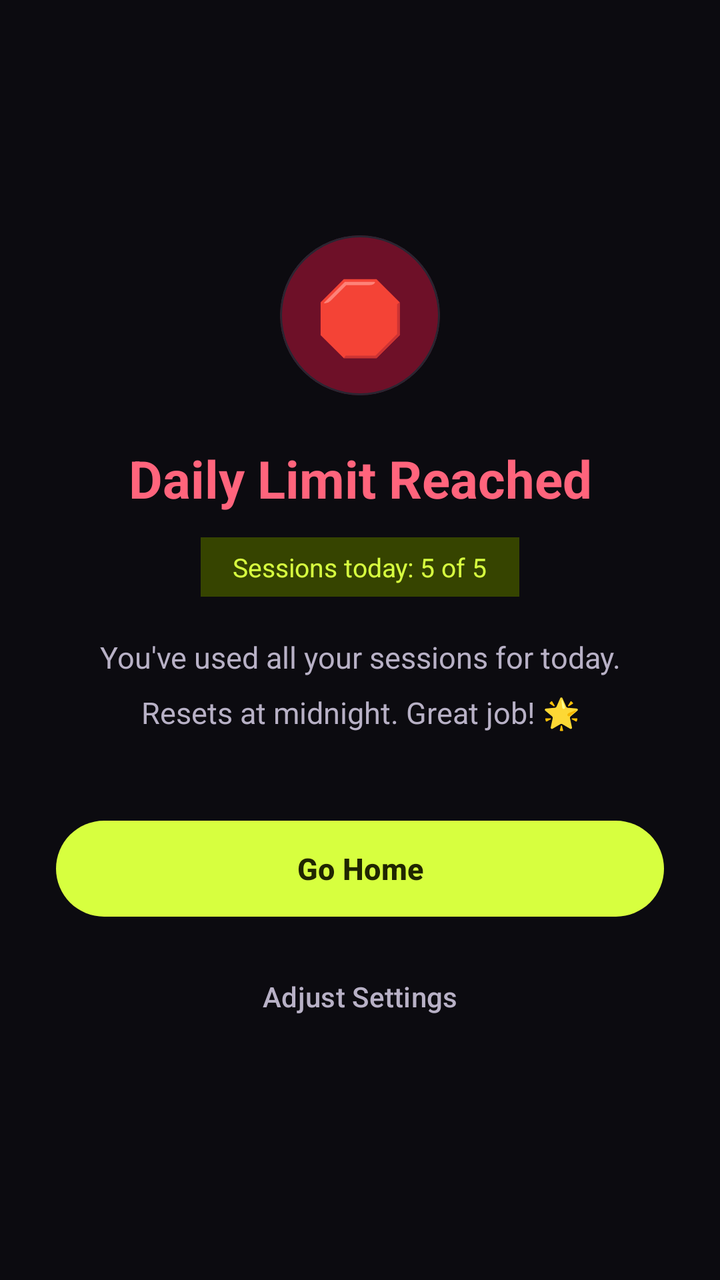
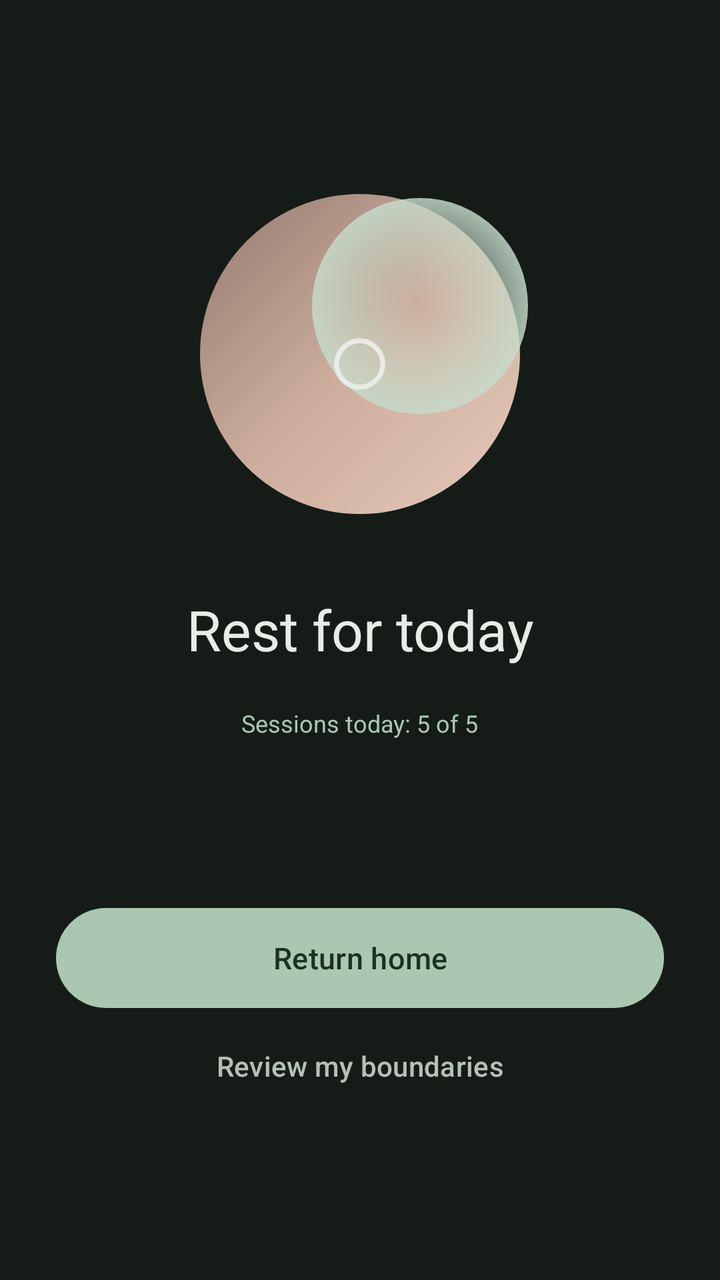

Two renders of the same Android screen: before a commit and after it. Below are the layout's source before the change and the commit's diff.
<!-- AndroidManifest.xml: activity theme Theme.ReelFocus -->
<!-- res/layout/activity_daily_block.xml -->
<?xml version="1.0" encoding="utf-8"?>
<LinearLayout xmlns:android="http://schemas.android.com/apk/res/android"
    xmlns:app="http://schemas.android.com/apk/res-auto"
    android:layout_width="match_parent"
    android:layout_height="match_parent"
    android:orientation="vertical"
    android:gravity="center"
    android:padding="28dp"
    android:background="@color/md_theme_background">

    
    <com.google.android.material.card.MaterialCardView
        android:layout_width="80dp"
        android:layout_height="80dp"
        app:cardCornerRadius="40dp"
        app:cardElevation="0dp"
        app:cardBackgroundColor="@color/md_theme_error_container"
        android:layout_marginBottom="24dp">
        <TextView
            android:layout_width="wrap_content"
            android:layout_height="wrap_content"
            android:layout_gravity="center"
            android:text="🛑"
            android:textSize="36sp"/>
    </com.google.android.material.card.MaterialCardView>

    <TextView
        android:id="@+id/block_title"
        android:layout_width="match_parent"
        android:layout_height="wrap_content"
        android:text="Daily Limit Reached"
        android:textSize="26sp"
        android:textStyle="bold"
        android:textColor="@color/md_theme_error"
        android:gravity="center"
        android:layout_marginBottom="12dp"/>

    <TextView
        android:id="@+id/block_session_info"
        android:layout_width="wrap_content"
        android:layout_height="wrap_content"
        android:text="Sessions today: 5 of 5"
        android:textSize="13sp"
        android:textColor="@color/md_theme_primary"
        android:background="@color/md_theme_primary_container"
        android:paddingStart="16dp"
        android:paddingEnd="16dp"
        android:paddingTop="6dp"
        android:paddingBottom="6dp"
        android:layout_marginBottom="20dp"/>

    <TextView
        android:id="@+id/block_message"
        android:layout_width="match_parent"
        android:layout_height="wrap_content"
        android:text="You've used all your sessions for today.
Resets at midnight. Great job! 🌟"
        android:textSize="15sp"
        android:textColor="@color/md_theme_on_surface_variant"
        android:gravity="center"
        android:lineSpacingMultiplier="1.5"
        android:layout_marginBottom="40dp"/>

    <com.google.android.material.button.MaterialButton
        android:id="@+id/home_button"
        style="@style/Widget.Material3.Button"
        android:layout_width="match_parent"
        android:layout_height="56dp"
        android:text="Go Home"
        android:textSize="15sp"
        android:textStyle="bold"
        app:cornerRadius="28dp"
        android:layout_marginBottom="12dp"/>

    <com.google.android.material.button.MaterialButton
        android:id="@+id/open_settings_button"
        style="@style/Widget.Material3.Button.TextButton"
        android:layout_width="match_parent"
        android:layout_height="48dp"
        android:text="Adjust Settings"
        android:textColor="@color/md_theme_on_surface_variant"
        app:cornerRadius="24dp"/>

</LinearLayout>
<!-- resources referenced by this layout -->
<resources>
  <color name="md_theme_background">#0C0B10</color>
  <color name="md_theme_error">#FF647C</color>
  <color name="md_theme_error_container">#6E1028</color>
  <color name="md_theme_on_surface_variant">#B8B1C6</color>
  <color name="md_theme_primary">#D7FF3F</color>
  <color name="md_theme_primary_container">#364400</color>
  <style name="Theme.ReelFocus" parent="Theme.Material3.DayNight.NoActionBar">
          <item name="materialButtonStyle">@style/Widget.ReelFocus.Button.Filled</item>
  
          
          <item name="colorPrimary">@color/md_theme_primary</item>
          <item name="colorOnPrimary">@color/md_theme_on_primary</item>
          <item name="colorPrimaryContainer">@color/md_theme_primary_container</item>
          <item name="colorOnPrimaryContainer">@color/md_theme_on_primary_container</item>
          
          
          <item name="colorSecondary">@color/md_theme_secondary</item>
          <item name="colorOnSecondary">@color/md_theme_on_secondary</item>
          <item name="colorSecondaryContainer">@color/md_theme_secondary_container</item>
          <item name="colorOnSecondaryContainer">@color/md_theme_on_secondary_container</item>
          
          
          <item name="colorTertiary">@color/md_theme_tertiary</item>
          <item name="colorOnTertiary">@color/md_theme_on_tertiary</item>
          <item name="colorTertiaryContainer">@color/md_theme_tertiary_container</item>
          <item name="colorOnTertiaryContainer">@color/md_theme_on_tertiary_container</item>
          
          
          <item name="colorError">@color/md_theme_error</item>
          <item name="colorOnError">@color/md_theme_on_error</item>
          <item name="colorErrorContainer">@color/md_theme_error_container</item>
          <item name="colorOnErrorContainer">@color/md_theme_on_error_container</item>
          
          
          <item name="colorSurface">@color/md_theme_surface</item>
          <item name="colorOnSurface">@color/md_theme_on_surface</item>
          <item name="colorSurfaceVariant">@color/md_theme_surface_variant</item>
          <item name="colorOnSurfaceVariant">@color/md_theme_on_surface_variant</item>
          <item name="colorSurfaceContainerHighest">@color/md_theme_surface_container_highest</item>
          
          
          <item name="android:colorBackground">@color/md_theme_background</item>
          <item name="colorOnBackground">@color/md_theme_on_background</item>
          
          
          <item name="colorOutline">@color/md_theme_outline</item>
          <item name="colorOutlineVariant">@color/md_theme_outline_variant</item>
          
          
          <item name="shapeAppearanceSmallComponent">@style/ShapeAppearance.ReelFocus.SmallComponent</item>
          <item name="shapeAppearanceMediumComponent">@style/ShapeAppearance.ReelFocus.MediumComponent</item>
          <item name="shapeAppearanceLargeComponent">@style/ShapeAppearance.ReelFocus.LargeComponent</item>
          
          
          <item name="android:statusBarColor">@color/md_theme_background</item>
          <item name="android:navigationBarColor">@color/md_theme_background</item>
          <item name="android:windowLightStatusBar">false</item>
          <item name="android:windowLightNavigationBar">false</item>
          <item name="android:windowDrawsSystemBarBackgrounds">true</item>
      </style>
  <style name="Widget.ReelFocus.Button.Filled" parent="Widget.Material3.Button">
          <item name="cornerRadius">18dp</item>
          <item name="android:minHeight">52dp</item>
          <item name="android:stateListAnimator">@null</item>
          <item name="elevation">0dp</item>
      </style>
  <color name="md_theme_on_primary">#202600</color>
  <color name="md_theme_on_primary_container">#E8FF9A</color>
  <color name="md_theme_secondary">#FF6685</color>
  <color name="md_theme_on_secondary">#202600</color>
  <color name="md_theme_secondary_container">#541B2C</color>
  <color name="md_theme_on_secondary_container">#FFD3DE</color>
  <color name="md_theme_tertiary">#B69CFF</color>
  <color name="md_theme_on_tertiary">#24143F</color>
  <color name="md_theme_tertiary_container">#38245F</color>
  <color name="md_theme_on_tertiary_container">#E5D8FF</color>
  <color name="md_theme_on_error">#3D0715</color>
  <color name="md_theme_on_error_container">#FFD2DA</color>
  <color name="md_theme_surface">#17151E</color>
  <color name="md_theme_on_surface">#F6F1FF</color>
  <color name="md_theme_surface_variant">#292632</color>
  <color name="md_theme_surface_container_highest">#484452</color>
  <color name="md_theme_on_background">#F6F1FF</color>
  <color name="md_theme_outline">#484452</color>
  <color name="md_theme_outline_variant">#292632</color>
  <style name="ShapeAppearance.ReelFocus.SmallComponent" parent="ShapeAppearance.Material3.SmallComponent">
          <item name="cornerFamily">rounded</item>
          <item name="cornerSize">12dp</item>
      </style>
  <style name="ShapeAppearance.ReelFocus.MediumComponent" parent="ShapeAppearance.Material3.MediumComponent">
          <item name="cornerFamily">rounded</item>
          <item name="cornerSize">22dp</item>
      </style>
  <style name="ShapeAppearance.ReelFocus.LargeComponent" parent="ShapeAppearance.Material3.LargeComponent">
          <item name="cornerFamily">rounded</item>
          <item name="cornerSize">32dp</item>
      </style>
</resources>

<!-- the commit's change to res/layout/activity_daily_block.xml (unified diff, before → after) -->
@@ -1,84 +1,32 @@
 <?xml version="1.0" encoding="utf-8"?>
 <LinearLayout xmlns:android="http://schemas.android.com/apk/res/android"
     xmlns:app="http://schemas.android.com/apk/res-auto"
-    android:layout_width="match_parent"
-    android:layout_height="match_parent"
-    android:orientation="vertical"
-    android:gravity="center"
-    android:padding="28dp"
+    android:layout_width="match_parent" android:layout_height="match_parent"
+    android:orientation="vertical" android:gravity="center" android:padding="28dp"
     android:background="@color/md_theme_background">
-
-    
-    <com.google.android.material.card.MaterialCardView
-        android:layout_width="80dp"
-        android:layout_height="80dp"
-        app:cardCornerRadius="40dp"
-        app:cardElevation="0dp"
-        app:cardBackgroundColor="@color/md_theme_error_container"
-        android:layout_marginBottom="24dp">
-        <TextView
-            android:layout_width="wrap_content"
-            android:layout_height="wrap_content"
-            android:layout_gravity="center"
-            android:text="🛑"
-            android:textSize="36sp"/>
-    </com.google.android.material.card.MaterialCardView>
-
-    <TextView
-        android:id="@+id/block_title"
-        android:layout_width="match_parent"
-        android:layout_height="wrap_content"
-        android:text="Daily Limit Reached"
-        android:textSize="26sp"
-        android:textStyle="bold"
-        android:textColor="@color/md_theme_error"
-        android:gravity="center"
-        android:layout_marginBottom="12dp"/>
-
-    <TextView
-        android:id="@+id/block_session_info"
-        android:layout_width="wrap_content"
-        android:layout_height="wrap_content"
-        android:text="Sessions today: 5 of 5"
-        android:textSize="13sp"
-        android:textColor="@color/md_theme_primary"
-        android:background="@color/md_theme_primary_container"
-        android:paddingStart="16dp"
-        android:paddingEnd="16dp"
-        android:paddingTop="6dp"
-        android:paddingBottom="6dp"
-        android:layout_marginBottom="20dp"/>
-
-    <TextView
-        android:id="@+id/block_message"
-        android:layout_width="match_parent"
-        android:layout_height="wrap_content"
-        android:text="You've used all your sessions for today.
-Resets at midnight. Great job! 🌟"
-        android:textSize="15sp"
-        android:textColor="@color/md_theme_on_surface_variant"
-        android:gravity="center"
-        android:lineSpacingMultiplier="1.5"
-        android:layout_marginBottom="40dp"/>
-
-    <com.google.android.material.button.MaterialButton
-        android:id="@+id/home_button"
-        style="@style/Widget.Material3.Button"
-        android:layout_width="match_parent"
-        android:layout_height="56dp"
-        android:text="Go Home"
-        android:textSize="15sp"
-        android:textStyle="bold"
-        app:cornerRadius="28dp"
-        android:layout_marginBottom="12dp"/>
-
-    <com.google.android.material.button.MaterialButton
-        android:id="@+id/open_settings_button"
-        style="@style/Widget.Material3.Button.TextButton"
-        android:layout_width="match_parent"
-        android:layout_height="48dp"
-        android:text="Adjust Settings"
-        android:textColor="@color/md_theme_on_surface_variant"
-        app:cornerRadius="24dp"/>
-
+    <FrameLayout android:id="@+id/block_orb" android:importantForAccessibility="no" android:layout_width="190dp" android:layout_height="190dp" android:layout_marginBottom="24dp">
+        <View android:layout_width="160dp" android:layout_height="160dp" android:layout_gravity="center"
+            android:background="@drawable/calm_orb_clay"/>
+        <View android:layout_width="108dp" android:layout_height="108dp" android:layout_gravity="center"
+            android:translationX="30dp" android:translationY="-24dp" android:background="@drawable/calm_orb_sage"/>
+        <TextView android:layout_width="wrap_content" android:layout_height="wrap_content" android:layout_gravity="center"
+            android:text="○" android:textSize="58sp" android:textColor="@color/md_theme_on_background"/>
+    </FrameLayout>
+    <TextView android:id="@+id/block_title" android:layout_width="match_parent" android:layout_height="wrap_content"
+        android:text="Rest for today" android:textSize="28sp" android:textColor="@color/md_theme_on_background"
+        android:gravity="center" android:layout_marginBottom="12dp"/>
+    <TextView android:id="@+id/block_session_info" android:layout_width="wrap_content" android:layout_height="wrap_content"
+        android:text="Sessions today: 5 of 5" android:textSize="12sp" android:textColor="@color/md_theme_primary"
+        android:background="@drawable/m3_state_layer_background" android:paddingHorizontal="16dp"
+        android:paddingVertical="8dp" android:layout_marginBottom="18dp"/>
+    <TextView android:id="@+id/block_message" android:layout_width="match_parent" android:layout_height="wrap_content"
+        android:textSize="15sp" android:textColor="@color/md_theme_on_surface_variant" android:gravity="center"
+        android:lineSpacingMultiplier="1.5" android:layout_marginBottom="34dp"/>
+    <com.google.android.material.button.MaterialButton android:id="@+id/home_button"
+        style="@style/Widget.ReelFocus.Button.Filled" android:layout_width="match_parent" android:layout_height="58dp"
+        android:text="Return home" android:textSize="15sp" android:textAllCaps="false" app:cornerRadius="29dp"/>
+    <com.google.android.material.button.MaterialButton android:id="@+id/open_settings_button"
+        style="@style/Widget.Material3.Button.TextButton" android:layout_width="match_parent"
+        android:layout_height="50dp" android:text="Review my boundaries" android:textAllCaps="false"
+        android:textColor="@color/md_theme_on_surface_variant" app:cornerRadius="25dp"/>
 </LinearLayout>
<!-- resource entries referenced after the edit -->
@@ -1,101 +1,97 @@
 <!-- resources referenced by this layout -->
 <resources>
-  <color name="md_theme_background">#0C0B10</color>
-  <color name="md_theme_error">#FF647C</color>
-  <color name="md_theme_error_container">#6E1028</color>
-  <color name="md_theme_on_surface_variant">#B8B1C6</color>
-  <color name="md_theme_primary">#D7FF3F</color>
-  <color name="md_theme_primary_container">#364400</color>
+  <color name="md_theme_background">#151C18</color>
+  <color name="md_theme_error">#DDA9A6</color>
+  <color name="md_theme_error_container">#573331</color>
+  <color name="md_theme_on_surface_variant">#B5C0B7</color>
+  <color name="md_theme_primary">#A9C7B1</color>
+  <!-- drawable calm_orb_clay (drawable) -->
+  <?xml version="1.0" encoding="utf-8"?>
+  <shape xmlns:android="http://schemas.android.com/apk/res/android" android:shape="oval">
+      <gradient android:angle="135" android:startColor="#E5C8B8" android:centerColor="#CDAE9D" android:endColor="#92796E"/>
+  </shape>
+  <!-- drawable calm_orb_sage (drawable) -->
+  <?xml version="1.0" encoding="utf-8"?>
+  <shape xmlns:android="http://schemas.android.com/apk/res/android" android:shape="oval">
+      <gradient android:type="radial" android:gradientRadius="130dp" android:centerColor="#C5DCCB" android:endColor="#557D66"/>
+  </shape>
+  <!-- drawable m3_state_layer_background (drawable) -->
+  <?xml version="1.0" encoding="utf-8"?>
+  <ripple xmlns:android="http://schemas.android.com/apk/res/android" android:color="?attr/colorPrimary">
+      <item android:id="@android:id/mask">
+          <shape android:shape="rectangle"><solid android:color="?attr/colorSurfaceContainerHighest"/><corners android:radius="24dp"/></shape>
+      </item>
+      <item><shape android:shape="rectangle"><solid android:color="#00000000"/><corners android:radius="24dp"/></shape></item>
+  </ripple>
+  <color name="md_theme_primary_container">#31483A</color>
   <style name="Theme.ReelFocus" parent="Theme.Material3.DayNight.NoActionBar">
           <item name="materialButtonStyle">@style/Widget.ReelFocus.Button.Filled</item>
-  
-          
           <item name="colorPrimary">@color/md_theme_primary</item>
           <item name="colorOnPrimary">@color/md_theme_on_primary</item>
           <item name="colorPrimaryContainer">@color/md_theme_primary_container</item>
           <item name="colorOnPrimaryContainer">@color/md_theme_on_primary_container</item>
-          
-          
           <item name="colorSecondary">@color/md_theme_secondary</item>
           <item name="colorOnSecondary">@color/md_theme_on_secondary</item>
           <item name="colorSecondaryContainer">@color/md_theme_secondary_container</item>
           <item name="colorOnSecondaryContainer">@color/md_theme_on_secondary_container</item>
-          
-          
           <item name="colorTertiary">@color/md_theme_tertiary</item>
           <item name="colorOnTertiary">@color/md_theme_on_tertiary</item>
           <item name="colorTertiaryContainer">@color/md_theme_tertiary_container</item>
           <item name="colorOnTertiaryContainer">@color/md_theme_on_tertiary_container</item>
-          
-          
           <item name="colorError">@color/md_theme_error</item>
           <item name="colorOnError">@color/md_theme_on_error</item>
           <item name="colorErrorContainer">@color/md_theme_error_container</item>
           <item name="colorOnErrorContainer">@color/md_theme_on_error_container</item>
-          
-          
           <item name="colorSurface">@color/md_theme_surface</item>
           <item name="colorOnSurface">@color/md_theme_on_surface</item>
           <item name="colorSurfaceVariant">@color/md_theme_surface_variant</item>
           <item name="colorOnSurfaceVariant">@color/md_theme_on_surface_variant</item>
           <item name="colorSurfaceContainerHighest">@color/md_theme_surface_container_highest</item>
-          
-          
           <item name="android:colorBackground">@color/md_theme_background</item>
           <item name="colorOnBackground">@color/md_theme_on_background</item>
-          
-          
           <item name="colorOutline">@color/md_theme_outline</item>
           <item name="colorOutlineVariant">@color/md_theme_outline_variant</item>
-          
-          
           <item name="shapeAppearanceSmallComponent">@style/ShapeAppearance.ReelFocus.SmallComponent</item>
           <item name="shapeAppearanceMediumComponent">@style/ShapeAppearance.ReelFocus.MediumComponent</item>
           <item name="shapeAppearanceLargeComponent">@style/ShapeAppearance.ReelFocus.LargeComponent</item>
-          
-          
           <item name="android:statusBarColor">@color/md_theme_background</item>
           <item name="android:navigationBarColor">@color/md_theme_background</item>
           <item name="android:windowLightStatusBar">false</item>
           <item name="android:windowLightNavigationBar">false</item>
           <item name="android:windowDrawsSystemBarBackgrounds">true</item>
+          <item name="android:windowBackground">@color/md_theme_background</item>
       </style>
   <style name="Widget.ReelFocus.Button.Filled" parent="Widget.Material3.Button">
-          <item name="cornerRadius">18dp</item>
-          <item name="android:minHeight">52dp</item>
-          <item name="android:stateListAnimator">@null</item>
-          <item name="elevation">0dp</item>
+          <item name="cornerRadius">28dp</item><item name="android:minHeight">56dp</item>
+          <item name="android:stateListAnimator">@null</item><item name="elevation">0dp</item>
       </style>
-  <color name="md_theme_on_primary">#202600</color>
-  <color name="md_theme_on_primary_container">#E8FF9A</color>
-  <color name="md_theme_secondary">#FF6685</color>
-  <color name="md_theme_on_secondary">#202600</color>
-  <color name="md_theme_secondary_container">#541B2C</color>
-  <color name="md_theme_on_secondary_container">#FFD3DE</color>
-  <color name="md_theme_tertiary">#B69CFF</color>
-  <color name="md_theme_on_tertiary">#24143F</color>
-  <color name="md_theme_tertiary_container">#38245F</color>
-  <color name="md_theme_on_tertiary_container">#E5D8FF</color>
-  <color name="md_theme_on_error">#3D0715</color>
-  <color name="md_theme_on_error_container">#FFD2DA</color>
-  <color name="md_theme_surface">#17151E</color>
-  <color name="md_theme_on_surface">#F6F1FF</color>
-  <color name="md_theme_surface_variant">#292632</color>
-  <color name="md_theme_surface_container_highest">#484452</color>
-  <color name="md_theme_on_background">#F6F1FF</color>
-  <color name="md_theme_outline">#484452</color>
-  <color name="md_theme_outline_variant">#292632</color>
+  <color name="md_theme_on_primary">#1C3024</color>
+  <color name="md_theme_on_primary_container">#DCEBDF</color>
+  <color name="md_theme_secondary">#C5B9D8</color>
+  <color name="md_theme_on_secondary">#30283A</color>
+  <color name="md_theme_secondary_container">#453B52</color>
+  <color name="md_theme_on_secondary_container">#E9E0F2</color>
+  <color name="md_theme_tertiary">#D6B9A9</color>
+  <color name="md_theme_on_tertiary">#3B2A22</color>
+  <color name="md_theme_tertiary_container">#574239</color>
+  <color name="md_theme_on_tertiary_container">#F0DED4</color>
+  <color name="md_theme_on_error">#3C2020</color>
+  <color name="md_theme_on_error_container">#F4DAD7</color>
+  <color name="md_theme_surface">#202923</color>
+  <color name="md_theme_on_surface">#E7ECE7</color>
+  <color name="md_theme_surface_variant">#2B352E</color>
+  <color name="md_theme_surface_container_highest">#3A463D</color>
+  <color name="md_theme_on_background">#E7ECE7</color>
+  <color name="md_theme_outline">#66776B</color>
+  <color name="md_theme_outline_variant">#344139</color>
   <style name="ShapeAppearance.ReelFocus.SmallComponent" parent="ShapeAppearance.Material3.SmallComponent">
-          <item name="cornerFamily">rounded</item>
-          <item name="cornerSize">12dp</item>
+          <item name="cornerFamily">rounded</item><item name="cornerSize">18dp</item>
       </style>
   <style name="ShapeAppearance.ReelFocus.MediumComponent" parent="ShapeAppearance.Material3.MediumComponent">
-          <item name="cornerFamily">rounded</item>
-          <item name="cornerSize">22dp</item>
+          <item name="cornerFamily">rounded</item><item name="cornerSize">28dp</item>
       </style>
   <style name="ShapeAppearance.ReelFocus.LargeComponent" parent="ShapeAppearance.Material3.LargeComponent">
-          <item name="cornerFamily">rounded</item>
-          <item name="cornerSize">32dp</item>
+          <item name="cornerFamily">rounded</item><item name="cornerSize">38dp</item>
       </style>
 </resources>
 
